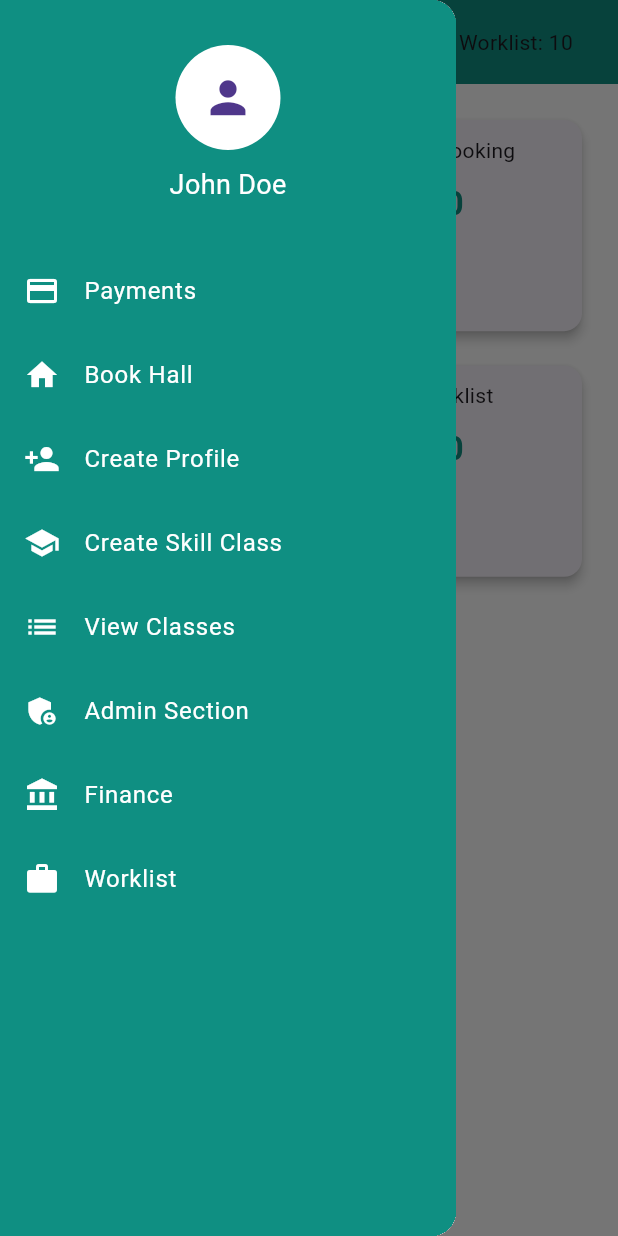
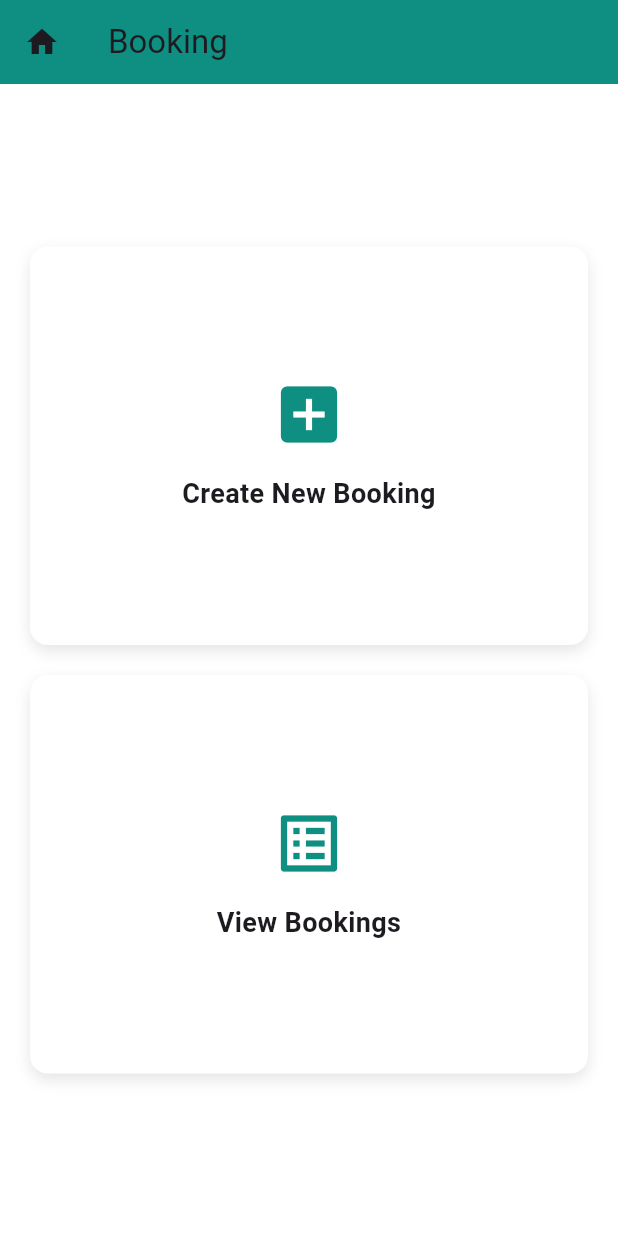
Before and after one commit to Sudeep943/secura_dnft_flutter_ui, a Flutter app: the HomePage screen opened directly, in the side drawer, after a tap on "Book Hall", on a phone screen of 412 x 824 dp. Run offline on Flutter 3.47's test engine with Material 3 defaults, Android fonts, the phone set to English and light mode, and no system bars.

Commit message:
New Code

```diff
--- /dev/null
+++ b/lib/pages/booking_page.dart
@@ -0,0 +1,134 @@
+import 'package:flutter/material.dart';
+import '../widgets/dashboard_card.dart';
+import '../widgets/sidebar.dart';
+import 'create_booking_page.dart';
+
+class BookingPage extends StatefulWidget {
+  @override
+  _BookingPageState createState() => _BookingPageState();
+}
+
+class _BookingPageState extends State<BookingPage> {
+  bool isMobile(BuildContext context) {
+    return MediaQuery.of(context).size.width < 800;
+  }
+
+  @override
+  Widget build(BuildContext context) {
+    return Scaffold(
+      appBar: AppBar(
+        backgroundColor: Color(0xFF0F8F82),
+        title: Text("Booking"),
+        leading: IconButton(
+          icon: Icon(Icons.home),
+          onPressed: () {
+            Navigator.of(context).popUntil((route) => route.isFirst);
+          },
+        ),
+      ),
+      drawer: isMobile(context) ? Drawer(child: SideBar()) : null,
+      body: Row(
+        children: [
+          if (!isMobile(context)) SideBar(),
+          Expanded(
+            child: Center(
+              child: ConstrainedBox(
+                constraints: BoxConstraints(maxWidth: 700),
+                child: GridView.count(
+                  shrinkWrap: true,
+                  padding: EdgeInsets.symmetric(vertical: 40, horizontal: 20),
+                  crossAxisCount: isMobile(context) ? 1 : 2,
+                  crossAxisSpacing: 20,
+                  mainAxisSpacing: 20,
+                  childAspectRatio: 1.4,
+                  children: [
+                    _BookingActionCard(
+                      title: 'Create New Booking',
+                      icon: Icons.add_box,
+                      onTap: () {
+                        Navigator.push(
+                          context,
+                          MaterialPageRoute(
+                            builder: (context) => CreateBookingPage(),
+                          ),
+                        );
+                      },
+                    ),
+                    _BookingActionCard(
+                      title: 'View Bookings',
+                      icon: Icons.list_alt,
+                      onTap: () {
+                        ScaffoldMessenger.of(context).showSnackBar(
+                          SnackBar(content: Text('View Bookings tapped')),
+                        );
+                      },
+                    ),
+                  ],
+                ),
+              ),
+            ),
+          ),
+        ],
+      ),
+    );
+  }
+}
+
+class _BookingActionCard extends StatefulWidget {
+  final String title;
+  final IconData icon;
+  final VoidCallback onTap;
+
+  _BookingActionCard({
+    required this.title,
+    required this.icon,
+    required this.onTap,
+  });
+
+  @override
+  __BookingActionCardState createState() => __BookingActionCardState();
+}
+
+class __BookingActionCardState extends State<_BookingActionCard> {
+  bool hovered = false;
+
+  @override
+  Widget build(BuildContext context) {
+    return MouseRegion(
+      onEnter: (_) => setState(() => hovered = true),
+      onExit: (_) => setState(() => hovered = false),
+      cursor: SystemMouseCursors.click,
+      child: GestureDetector(
+        onTap: widget.onTap,
+        child: AnimatedContainer(
+          duration: Duration(milliseconds: 150),
+          padding: EdgeInsets.all(20),
+          decoration: BoxDecoration(
+            color: hovered ? Color(0xFFE0DA84) : Colors.white,
+            borderRadius: BorderRadius.circular(12),
+            boxShadow: [
+              BoxShadow(
+                color: Colors.black.withOpacity(0.1),
+                blurRadius: 8,
+                offset: Offset(0, 4),
+              ),
+            ],
+          ),
+          child: Column(
+            mainAxisAlignment: MainAxisAlignment.center,
+            crossAxisAlignment: CrossAxisAlignment.center,
+            children: [
+              Icon(widget.icon, size: 50, color: Color(0xFF0F8F82)),
+              SizedBox(height: 15),
+              Text(
+                widget.title,
+                textAlign: TextAlign.center,
+                style: TextStyle(fontWeight: FontWeight.bold, fontSize: 18),
+              ),
+            ],
+          ),
+        ),
+      ),
+    );
+  }
+}
--- a/lib/pages/home_page.dart
+++ b/lib/pages/home_page.dart
@@ -24,12 +24,7 @@ class _HomePageState extends State<HomePage> {
   }
 
   fetchDashboardData() async {
-    final data = await ApiService.getDashboardData({
-      "userId": "USR002",
-      "apartmentId": "apt456",
-      "role": "tenant",
-      "access": "ADMIN",
-    });
+    final data = await ApiService.getDashboardData();
     setState(() {
       dashboardData = data;
       loading = false;
--- a/lib/services/api_service.dart
+++ b/lib/services/api_service.dart
@@ -3,6 +3,7 @@ import 'package:http/http.dart' as http;
 
 class ApiService {
   static String? token;
+  static Map<String, dynamic>? userHeader;
 
   static Future<String?> login(String username, String password) async {
     final response = await http.post(
@@ -12,20 +13,60 @@ class ApiService {
     );
 
     if (response.statusCode == 200 && response.body.isNotEmpty) {
-      token = response.body;
+      final data = jsonDecode(response.body);
+      token = data['token'];
+      userHeader = data['header'];
       return token;
     }
 
     return null;
   }
 
-  static Future<Map<String, dynamic>?> getDashboardData(
+  static Future<Map<String, dynamic>?> getDashboardData() async {
+    if (token == null || userHeader == null) return null;
+
+    final response = await http.post(
+      Uri.parse("http://localhost:8080/generic/getDahboardData"),
+      headers: {
+        'Content-Type': 'application/json',
+        'Authorization': 'Bearer $token',
+      },
+      body: jsonEncode(userHeader),
+    );
+
+    if (response.statusCode == 200) {
+      return jsonDecode(response.body);
+    }
+
+    return null;
+  }
+
+  static Future<List<Map<String, dynamic>>?> getAllHalls() async {
+    if (token == null) return null;
+
+    final response = await http.get(
+      Uri.parse("http://localhost:8080/booking/getAllHalls"),
+      headers: {
+        'Content-Type': 'application/json',
+        'Authorization': 'Bearer $token',
+      },
+    );
+
+    if (response.statusCode == 200) {
+      final data = jsonDecode(response.body);
+      return List<Map<String, dynamic>>.from(data['halls']);
+    }
+
+    return null;
+  }
+
+  static Future<Map<String, dynamic>?> bookHall(
     Map<String, dynamic> requestBody,
   ) async {
     if (token == null) return null;
 
     final response = await http.post(
-      Uri.parse("http://localhost:8080/generic/getDahboardData"),
+      Uri.parse("http://localhost:8080/booking/bookHall"),
       headers: {
         'Content-Type': 'application/json',
         'Authorization': 'Bearer $token',
--- a/lib/widgets/dashboard_card.dart
+++ b/lib/widgets/dashboard_card.dart
@@ -3,12 +3,13 @@ import 'package:flutter/material.dart';
 class DashboardCard extends StatelessWidget {
   final String title;
   final String value;
+  final VoidCallback? onTap;
 
-  DashboardCard(this.title, this.value);
+  DashboardCard(this.title, this.value, {this.onTap});
 
   @override
   Widget build(BuildContext context) {
-    return Card(
+    Widget card = Card(
       elevation: 3,
       child: Padding(
         padding: EdgeInsets.all(10),
@@ -30,5 +31,11 @@ class DashboardCard extends StatelessWidget {
         ),
       ),
     );
+
+    if (onTap != null) {
+      return GestureDetector(onTap: onTap, child: card);
+    }
+
+    return card;
   }
 }
--- a/lib/widgets/sidebar.dart
+++ b/lib/widgets/sidebar.dart
@@ -1,11 +1,12 @@
 import 'package:flutter/material.dart';
+import '../pages/booking_page.dart';
 
 class SideBar extends StatelessWidget {
-  Widget item(String title, IconData icon) {
+  Widget item(String title, IconData icon, {VoidCallback? onTap}) {
     return ListTile(
       leading: Icon(icon, color: Colors.white),
       title: Text(title, style: TextStyle(color: Colors.white)),
-      onTap: () {},
+      onTap: onTap ?? () {},
     );
   }
 
@@ -36,7 +37,16 @@ class SideBar extends StatelessWidget {
           SizedBox(height: 30),
 
           item("Payments", Icons.payment),
-          item("Book Hall", Icons.home),
+          item(
+            "Book Hall",
+            Icons.home,
+            onTap: () {
+              Navigator.push(
+                context,
+                MaterialPageRoute(builder: (context) => BookingPage()),
+              );
+            },
+          ),
           item("Create Profile", Icons.person_add),
           item("Create Skill Class", Icons.school),
           item("View Classes", Icons.list),
```
Also changed, not shown: lib/pages/create_booking_page.dart (added, +286 -0 lines).
